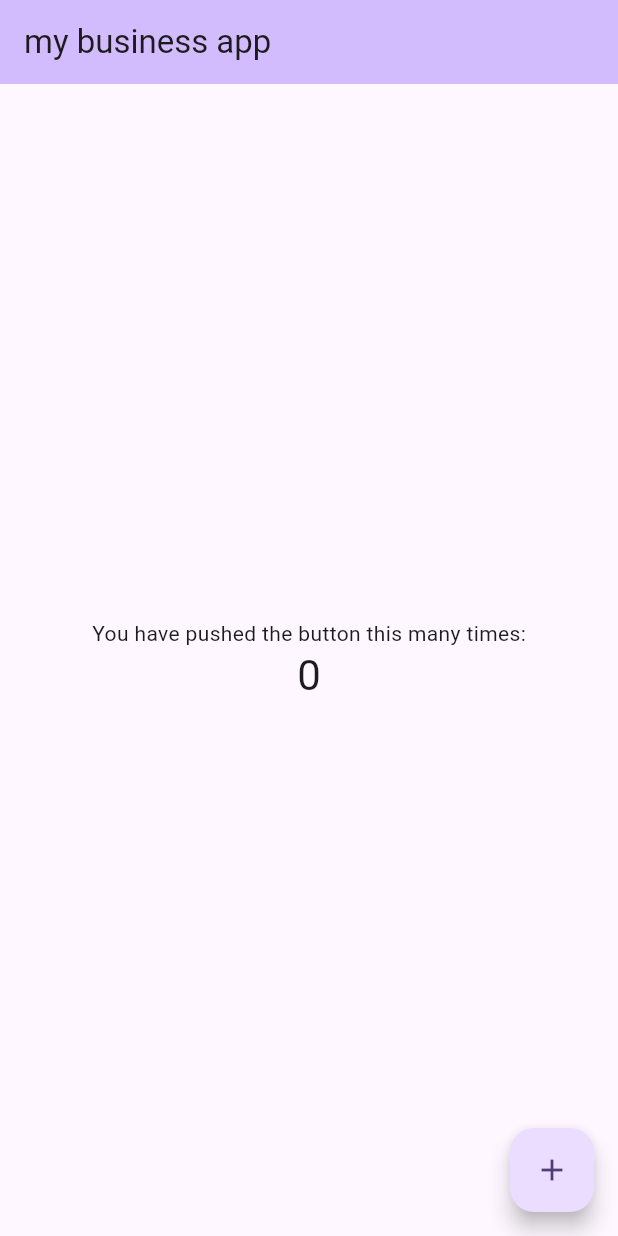
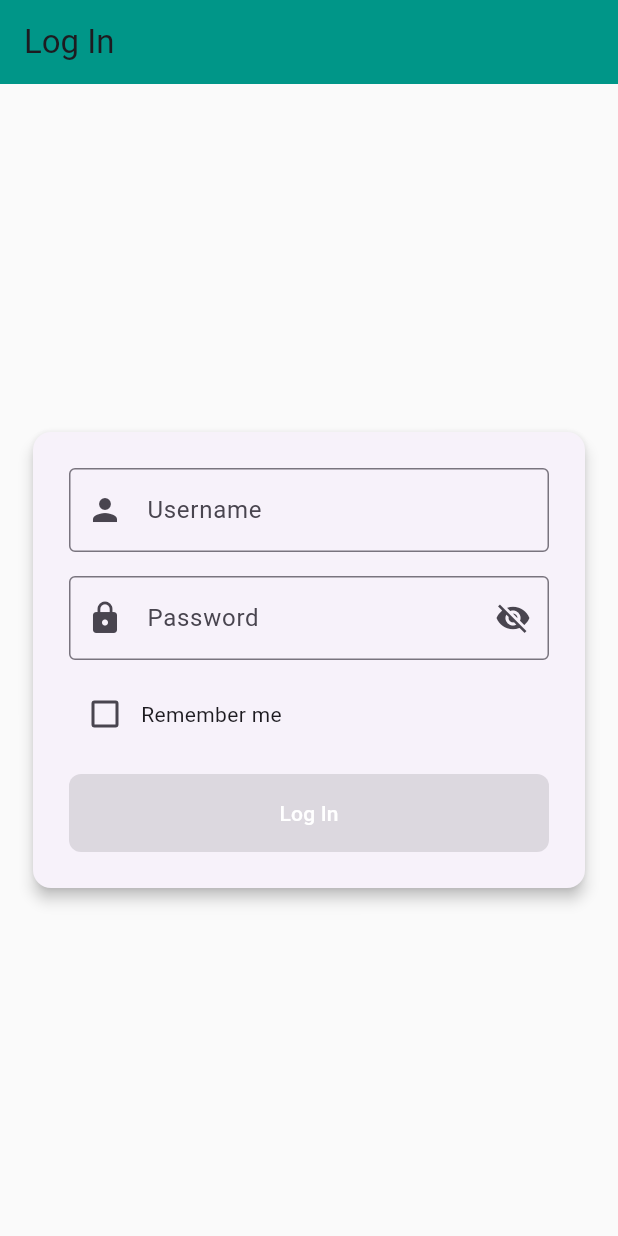
Before and after one commit to SidOn390/business_management_app, a Flutter app: the screen it shows after launch, on a phone screen of 412 x 824 dp. Run offline on Flutter 3.47's test engine with Material 3 defaults, Android fonts, the phone set to English and light mode, and no system bars; our stand-ins replace firebase_auth, firebase_core, shared_preferences; accounts and stored records are empty.

Commit message:
login done 26-7 morning

```diff
--- a/lib/main.dart
+++ b/lib/main.dart
@@ -1,122 +1,21 @@
 import 'package:flutter/material.dart';
+import 'package:firebase_core/firebase_core.dart';
+import 'screens/auth/auth_gate.dart';
 
-void main() {
+void main() async {
+  WidgetsFlutterBinding.ensureInitialized();
+  await Firebase.initializeApp();
   runApp(const MyApp());
 }
 
 class MyApp extends StatelessWidget {
   const MyApp({super.key});
-
-  // This widget is the root of your application.
   @override
   Widget build(BuildContext context) {
     return MaterialApp(
-      title: 'Flutter Demo',
-      theme: ThemeData(
-        // This is the theme of your application.
-        //
-        // TRY THIS: Try running your application with "flutter run". You'll see
-        // the application has a purple toolbar. Then, without quitting the app,
-        // try changing the seedColor in the colorScheme below to Colors.green
-        // and then invoke "hot reload" (save your changes or press the "hot
-        // reload" button in a Flutter-supported IDE, or press "r" if you used
-        // the command line to start the app).
-        //
-        // Notice that the counter didn't reset back to zero; the application
-        // state is not lost during the reload. To reset the state, use hot
-        // restart instead.
-        //
-        // This works for code too, not just values: Most code changes can be
-        // tested with just a hot reload.
-        colorScheme: ColorScheme.fromSeed(seedColor: Colors.deepPurple),
-      ),
-      home: const MyHomePage(title: 'my business app'),
+      title: 'Business Management App',
+      theme: ThemeData(primarySwatch: Colors.blue),
+      home: const AuthGate(),
     );
   }
 }
-
-class MyHomePage extends StatefulWidget {
-  const MyHomePage({super.key, required this.title});
-
-  // This widget is the home page of your application. It is stateful, meaning
-  // that it has a State object (defined below) that contains fields that affect
-  // how it looks.
-
-  // This class is the configuration for the state. It holds the values (in this
-  // case the title) provided by the parent (in this case the App widget) and
-  // used by the build method of the State. Fields in a Widget subclass are
-  // always marked "final".
-
-  final String title;
-
-  @override
-  State<MyHomePage> createState() => _MyHomePageState();
-}
-
-class _MyHomePageState extends State<MyHomePage> {
-  int _counter = 0;
-
-  void _incrementCounter() {
-    setState(() {
-      // This call to setState tells the Flutter framework that something has
-      // changed in this State, which causes it to rerun the build method below
-      // so that the display can reflect the updated values. If we changed
-      // _counter without calling setState(), then the build method would not be
-      // called again, and so nothing would appear to happen.
-      _counter++;
-    });
-  }
-
-  @override
-  Widget build(BuildContext context) {
-    // This method is rerun every time setState is called, for instance as done
-    // by the _incrementCounter method above.
-    //
-    // The Flutter framework has been optimized to make rerunning build methods
-    // fast, so that you can just rebuild anything that needs updating rather
-    // than having to individually change instances of widgets.
-    return Scaffold(
-      appBar: AppBar(
-        // TRY THIS: Try changing the color here to a specific color (to
-        // Colors.amber, perhaps?) and trigger a hot reload to see the AppBar
-        // change color while the other colors stay the same.
-        backgroundColor: Theme.of(context).colorScheme.inversePrimary,
-        // Here we take the value from the MyHomePage object that was created by
-        // the App.build method, and use it to set our appbar title.
-        title: Text(widget.title),
-      ),
-      body: Center(
-        // Center is a layout widget. It takes a single child and positions it
-        // in the middle of the parent.
-        child: Column(
-          // Column is also a layout widget. It takes a list of children and
-          // arranges them vertically. By default, it sizes itself to fit its
-          // children horizontally, and tries to be as tall as its parent.
-          //
-          // Column has various properties to control how it sizes itself and
-          // how it positions its children. Here we use mainAxisAlignment to
-          // center the children vertically; the main axis here is the vertical
-          // axis because Columns are vertical (the cross axis would be
-          // horizontal).
-          //
-          // TRY THIS: Invoke "debug painting" (choose the "Toggle Debug Paint"
-          // action in the IDE, or press "p" in the console), to see the
-          // wireframe for each widget.
-          mainAxisAlignment: MainAxisAlignment.center,
-          children: <Widget>[
-            const Text('You have pushed the button this many times:'),
-            Text(
-              '$_counter',
-              style: Theme.of(context).textTheme.headlineMedium,
-            ),
-          ],
-        ),
-      ),
-      floatingActionButton: FloatingActionButton(
-        onPressed: _incrementCounter,
-        tooltip: 'Increment',
-        child: const Icon(Icons.add),
-      ), // This trailing comma makes auto-formatting nicer for build methods.
-    );
-  }
-}
--- /dev/null
+++ b/lib/screens/auth/auth_gate.dart
@@ -0,0 +1,25 @@
+// File: lib/screens/auth/auth_gate.dart
+
+import 'package:flutter/material.dart';
+import 'package:firebase_auth/firebase_auth.dart';
+import '../../services/auth_service.dart';
+import 'login_screen.dart';
+import '../dashboard/dashboard_screen.dart';
+
+class AuthGate extends StatelessWidget {
+  const AuthGate({super.key});
+
+  @override
+  Widget build(BuildContext context) {
+    return StreamBuilder<User?>(
+      stream: AuthService().authStateChanges(),
+      builder: (context, snapshot) {
+        if (snapshot.connectionState == ConnectionState.active) {
+          final user = snapshot.data;
+          return user == null ? const LoginScreen() : const DashboardScreen();
+        }
+        return const Scaffold(body: Center(child: CircularProgressIndicator()));
+      },
+    );
+  }
+}
--- /dev/null
+++ b/lib/screens/auth/login_screen.dart
@@ -0,0 +1,265 @@
+import 'package:flutter/material.dart';
+import 'package:firebase_auth/firebase_auth.dart';
+import 'package:shared_preferences/shared_preferences.dart';
+import '../../services/auth_service.dart';
+import '../../utils/auth_utils.dart';
+
+class LoginScreen extends StatefulWidget {
+  const LoginScreen({super.key});
+
+  @override
+  State<LoginScreen> createState() => _LoginScreenState();
+}
+
+class _LoginScreenState extends State<LoginScreen>
+    with SingleTickerProviderStateMixin {
+  final TextEditingController _usernameCtrl = TextEditingController();
+  final TextEditingController _passCtrl = TextEditingController();
+  final FocusNode _userFocus = FocusNode();
+  final FocusNode _passFocus = FocusNode();
+  bool _loading = false;
+  String? _error;
+  bool _rememberMe = false;
+  bool _obscurePassword = true;
+  bool _usernameError = false;
+  bool _passwordError = false;
+
+  late final AnimationController _animController;
+  late final Animation<double> _fadeAnim;
+
+  // Brand colors
+  final Color _primaryColor = Colors.teal;
+  final Color _accentColor = Colors.tealAccent;
+
+  @override
+  void initState() {
+    super.initState();
+    _animController = AnimationController(
+      vsync: this,
+      duration: const Duration(milliseconds: 800),
+    );
+    _fadeAnim = CurvedAnimation(parent: _animController, curve: Curves.easeIn);
+    _animController.forward();
+    _loadRememberMe();
+
+    _userFocus.addListener(() {
+      if (!_userFocus.hasFocus) {
+        setState(() {
+          _usernameError = _usernameCtrl.text.trim().isEmpty;
+        });
+      }
+    });
+    _passFocus.addListener(() {
+      if (!_passFocus.hasFocus) {
+        setState(() {
+          _passwordError = _passCtrl.text.isEmpty;
+        });
+      }
+    });
+  }
+
+  Future<void> _loadRememberMe() async {
+    final prefs = await SharedPreferences.getInstance();
+    final remember = prefs.getBool('remember_me') ?? false;
+    if (remember) {
+      _usernameCtrl.text = prefs.getString('username') ?? '';
+      _passCtrl.text = prefs.getString('password') ?? '';
+    }
+    setState(() {
+      _rememberMe = remember;
+    });
+  }
+
+  Future<void> _login() async {
+    // Inline validation
+    setState(() {
+      _usernameError = _usernameCtrl.text.trim().isEmpty;
+      _passwordError = _passCtrl.text.isEmpty;
+      _error = null;
+    });
+    if (_usernameError || _passwordError) return;
+
+    setState(() {
+      _loading = true;
+    });
+
+    try {
+      await AuthService().signInWithUsername(
+        username: _usernameCtrl.text.trim(),
+        password: _passCtrl.text,
+      );
+      final prefs = await SharedPreferences.getInstance();
+      if (_rememberMe) {
+        await prefs.setBool('remember_me', true);
+        await prefs.setString('username', _usernameCtrl.text.trim());
+        await prefs.setString('password', _passCtrl.text);
+      } else {
+        await prefs.setBool('remember_me', false);
+        await prefs.remove('username');
+        await prefs.remove('password');
+      }
+    } on FirebaseAuthException catch (e) {
+      switch (e.code) {
+        case 'user-not-found':
+          _error = 'No user found';
+          break;
+        case 'wrong-password':
+          _error = 'Incorrect password';
+          break;
+        default:
+          _error = 'Invalid username or password';
+      }
+    } catch (_) {
+      _error = 'Unexpected error occurred';
+    } finally {
+      setState(() {
+        _loading = false;
+      });
+    }
+  }
+
+  @override
+  void dispose() {
+    _usernameCtrl.dispose();
+    _passCtrl.dispose();
+    _userFocus.dispose();
+    _passFocus.dispose();
+    _animController.dispose();
+    super.dispose();
+  }
+
+  @override
+  Widget build(BuildContext context) {
+    return Scaffold(
+      backgroundColor: Colors.grey[50],
+      appBar: AppBar(
+        title: const Text('Log In'),
+        backgroundColor: _primaryColor,
+      ),
+      body: Center(
+        child: LayoutBuilder(
+          builder: (context, constraints) {
+            final width = constraints.maxWidth < 400
+                ? constraints.maxWidth * 0.9
+                : 400.0;
+            return FadeTransition(
+              opacity: _fadeAnim,
+              child: SizedBox(
+                width: width,
+                child: Card(
+                  elevation: 4,
+                  shape: RoundedRectangleBorder(
+                    borderRadius: BorderRadius.circular(12),
+                  ),
+                  margin: const EdgeInsets.all(16),
+                  child: Padding(
+                    padding: const EdgeInsets.all(24),
+                    child: Column(
+                      mainAxisSize: MainAxisSize.min,
+                      children: [
+                        TextField(
+                          controller: _usernameCtrl,
+                          focusNode: _userFocus,
+                          decoration: InputDecoration(
+                            labelText: 'Username',
+                            prefixIcon: const Icon(
+                              Icons.person,
+                              semanticLabel: 'Username',
+                            ),
+                            errorText: _usernameError ? 'Required' : null,
+                            border: const OutlineInputBorder(),
+                          ),
+                        ),
+                        const SizedBox(height: 16),
+                        TextField(
+                          controller: _passCtrl,
+                          focusNode: _passFocus,
+                          obscureText: _obscurePassword,
+                          decoration: InputDecoration(
+                            labelText: 'Password',
+                            prefixIcon: const Icon(
+                              Icons.lock,
+                              semanticLabel: 'Password',
+                            ),
+                            suffixIcon: IconButton(
+                              icon: Icon(
+                                _obscurePassword
+                                    ? Icons.visibility_off
+                                    : Icons.visibility,
+                                semanticLabel: _obscurePassword
+                                    ? 'Show password'
+                                    : 'Hide password',
+                              ),
+                              onPressed: () {
+                                setState(() {
+                                  _obscurePassword = !_obscurePassword;
+                                });
+                              },
+                            ),
+                            errorText: _passwordError ? 'Required' : null,
+                            border: const OutlineInputBorder(),
+                          ),
+                        ),
+                        const SizedBox(height: 12),
+                        Row(
+                          children: [
+                            Checkbox(
+                              value: _rememberMe,
+                              activeColor: _primaryColor,
+                              onChanged: (value) => setState(() {
+                                _rememberMe = value ?? false;
+                              }),
+                            ),
+                            const Text('Remember me'),
+                          ],
+                        ),
+                        if (_error != null) ...[
+                          const SizedBox(height: 8),
+                          Text(
+                            _error!,
+                            style: const TextStyle(color: Colors.red),
+                          ),
+                        ],
+                        const SizedBox(height: 16),
+                        SizedBox(
+                          width: double.infinity,
+                          child: ElevatedButton(
+                            style: ElevatedButton.styleFrom(
+                              backgroundColor: _primaryColor,
+                              shape: RoundedRectangleBorder(
+                                borderRadius: BorderRadius.circular(8),
+                              ),
+                              padding: const EdgeInsets.symmetric(vertical: 16),
+                            ),
+                            onPressed:
+                                (_usernameCtrl.text.trim().isEmpty ||
+                                    _passCtrl.text.isEmpty ||
+                                    _loading)
+                                ? null
+                                : _login,
+                            child: _loading
+                                ? const SizedBox(
+                                    width: 24,
+                                    height: 24,
+                                    child: CircularProgressIndicator(
+                                      strokeWidth: 2,
+                                    ),
+                                  )
+                                : Text(
+                                    'Log In',
+                                    style: TextStyle(color: Colors.white),
+                                  ),
+                          ),
+                        ),
+                      ],
+                    ),
+                  ),
+                ),
+              ),
+            );
+          },
+        ),
+      ),
+    );
+  }
+}
--- /dev/null
+++ b/lib/services/auth_service.dart
@@ -0,0 +1,30 @@
+/*
+File: lib/services/auth_service.dart
+Description: Authentication service using Firebase Auth with username mapping to email.
+*/
+
+import 'package:firebase_auth/firebase_auth.dart';
+import '../utils/auth_utils.dart';
+
+class AuthService {
+  final FirebaseAuth _auth = FirebaseAuth.instance;
+
+  /// Sign in with username + password
+  Future<UserCredential> signInWithUsername({
+    required String username,
+    required String password,
+  }) {
+    final email = emailFromUsername(username);
+    return _auth.signInWithEmailAndPassword(email: email, password: password);
+  }
+
+  /// Sign out the current user
+  Future<void> signOut() {
+    return _auth.signOut();
+  }
+
+  /// Stream of authentication state changes
+  Stream<User?> authStateChanges() {
+    return _auth.authStateChanges();
+  }
+}
--- /dev/null
+++ b/lib/utils/auth_utils.dart
@@ -0,0 +1,5 @@
+String emailFromUsername(String username) {
+  // ensure no stray spaces
+  final u = username.trim();
+  return '$u@coldapp.com';
+}
```
Also changed, not shown: lib/screens/dashboard/dashboard_screen.dart (added, +31 -0 lines), pubspec.yaml (+7 -0 lines), lib/models/cold_storage.dart (added), lib/models/delivery.dart (added), lib/models/product.dart (added), lib/models/receipt.dart (added), lib/screens/billing_checker/billing_checker_screen.dart (added), lib/screens/delivery_entry/delivery_entry_screen.dart (added), lib/screens/receipt_entry/receipt_entry_screen.dart (added), lib/screens/reports/reports_screen.dart (added), pubspec.lock, 7 other files.
